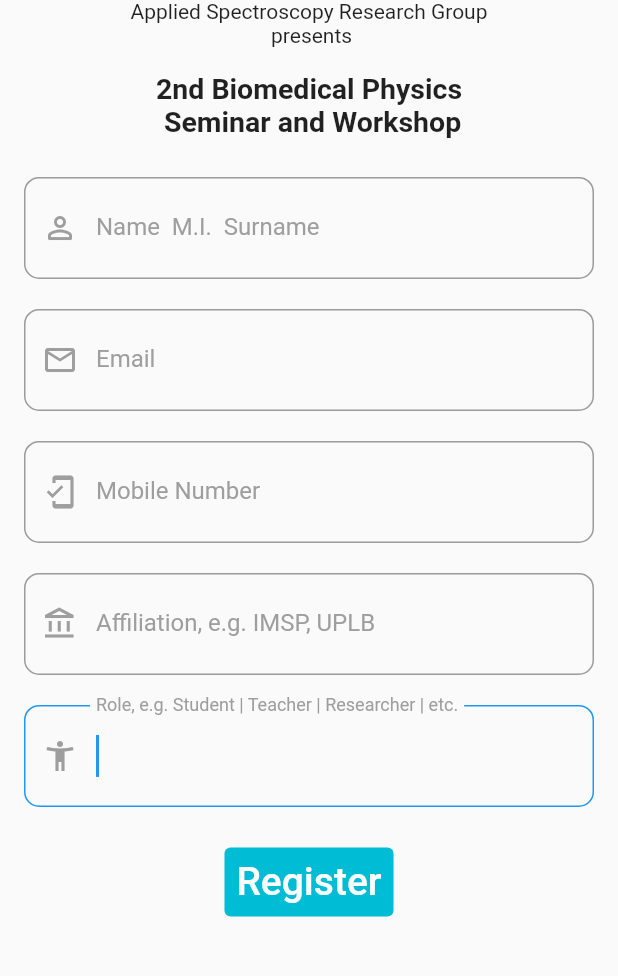
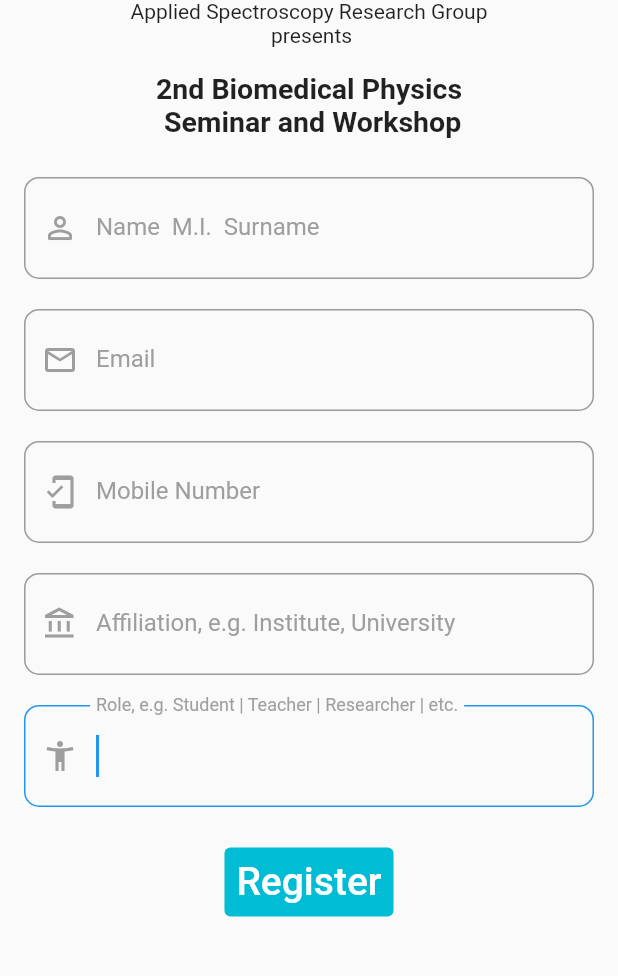
Before and after one commit to boyfriendnibluefairy/flutter_conference_registration, a Flutter app: the screen it shows after launch, on a phone screen of 412 x 824 dp, the part 246-1222 px from its top. Run offline on Flutter 3.47's test engine with Material 2 defaults, Android fonts, the phone set to English and light mode, and no system bars; our stand-ins replace shared_preferences; Roboto replaces fonts that are missing (verdana_regular).

Commit message:
build then commit

```diff
--- a/lib/main.dart
+++ b/lib/main.dart
@@ -351,7 +351,7 @@ class _RegisterScreenState extends State<RegisterScreen> {
                         borderRadius: BorderRadius.circular(10.0),
                       ),
                       //create label
-                      labelText: 'Affiliation, e.g. IMSP, UPLB',
+                      labelText: 'Affiliation, e.g. Institute, University',
                       //lable style
                       labelStyle: TextStyle(
                         color: Colors.grey,
```
